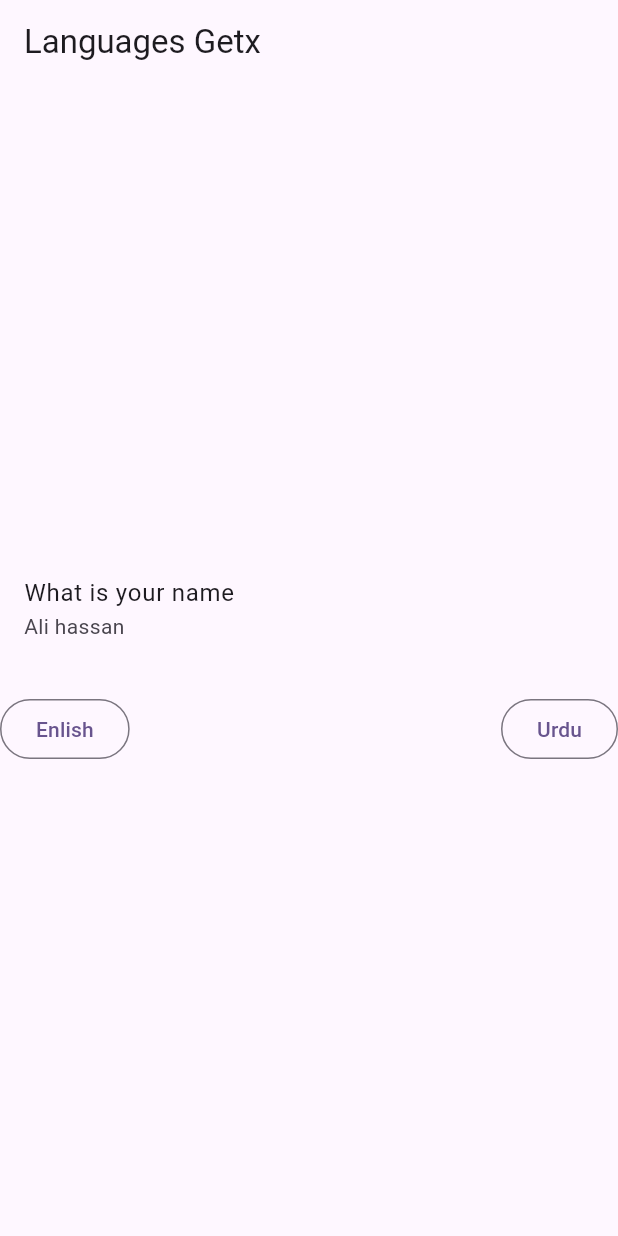
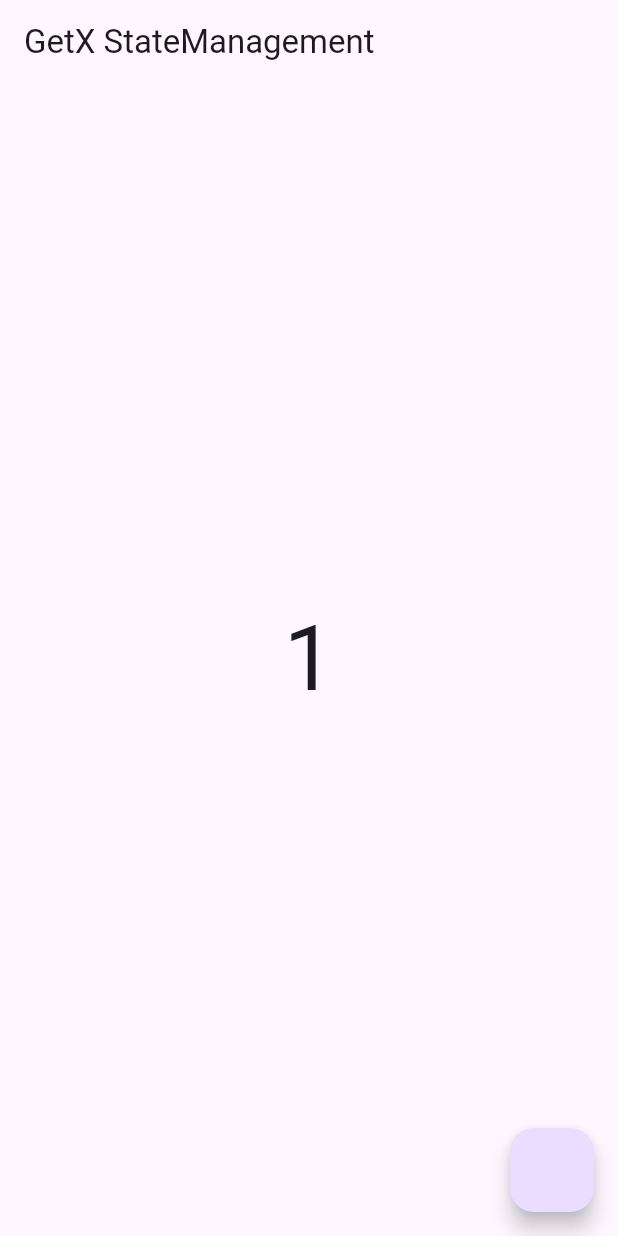
Before and after one commit to AleeHassan0/Get-X, a Flutter app: the screen it shows after launch, on a phone screen of 412 x 824 dp. Run offline on Flutter 3.47's test engine with Material 3 defaults, Android fonts, the phone set to English and light mode, and no system bars; our stand-ins replace get.

Commit message:
GetX statemanagement

```diff
--- a/lib/languages/languages_screen.dart
+++ b/lib/languages/languages_screen.dart
@@ -1,6 +1,5 @@
 import 'package:flutter/material.dart';
 import 'package:get/get.dart';
-import 'package:getx/languages/languages.dart';
 
 class LanguagesScreen extends StatefulWidget {
   const LanguagesScreen({super.key});
--- a/lib/main.dart
+++ b/lib/main.dart
@@ -2,6 +2,7 @@ import 'package:flutter/material.dart';
 import 'package:get/route_manager.dart';
 import 'package:getx/languages/languages.dart';
 import 'package:getx/languages/languages_screen.dart';
+import 'package:getx/statemanagement/counterScreen.dart';
 
 void main() {
   runApp(const MyApp());
@@ -24,7 +25,7 @@ class MyApp extends StatelessWidget {
         colorScheme: ColorScheme.fromSeed(seedColor: Colors.deepPurple),
         useMaterial3: true,
       ),
-      home: const LanguagesScreen(),
+      home: const Counterscreen(),
     );
   }
 }
--- /dev/null
+++ b/lib/statemanagement/counterController.dart
@@ -0,0 +1,11 @@
+import 'package:get/get.dart';
+
+class Countercontroller extends GetxController {
+  //GetX ki apni data types hn...
+  //es ly hr data type sy phly Rx(getXReturn) use kiya jata h
+  //obs mean obserable
+  RxInt counter = 1.obs;
+  incrementController() {
+    counter.value++;
+  }
+}
--- /dev/null
+++ b/lib/statemanagement/counterScreen.dart
@@ -0,0 +1,31 @@
+import 'package:flutter/material.dart';
+import 'package:get/get.dart';
+import 'package:getx/statemanagement/counterController.dart';
+
+class Counterscreen extends StatefulWidget {
+  const Counterscreen({super.key});
+
+  @override
+  State<Counterscreen> createState() => _CounterscreenState();
+}
+
+class _CounterscreenState extends State<Counterscreen> {
+  final Countercontroller countercontroller = Get.put(Countercontroller());
+  @override
+  Widget build(BuildContext context) {
+    return Scaffold(
+      appBar: AppBar(
+        title: const Text('GetX StateManagement'),
+      ),
+      body: Center(child: Obx(() {
+        return Text(
+          countercontroller.counter.toString(),
+          style: const TextStyle(fontSize: 60),
+        );
+      })),
+      floatingActionButton: FloatingActionButton(onPressed: () {
+        countercontroller.incrementController();
+      }),
+    );
+  }
+}
```
